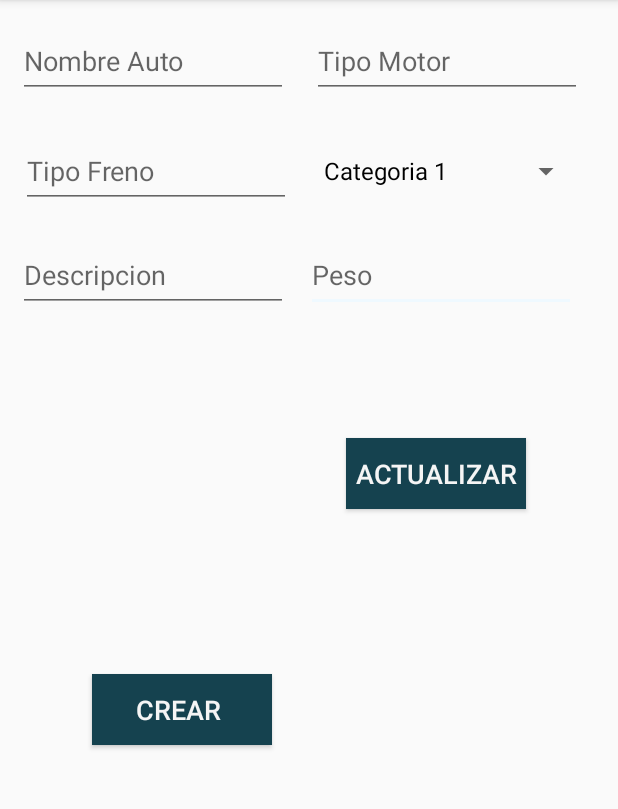
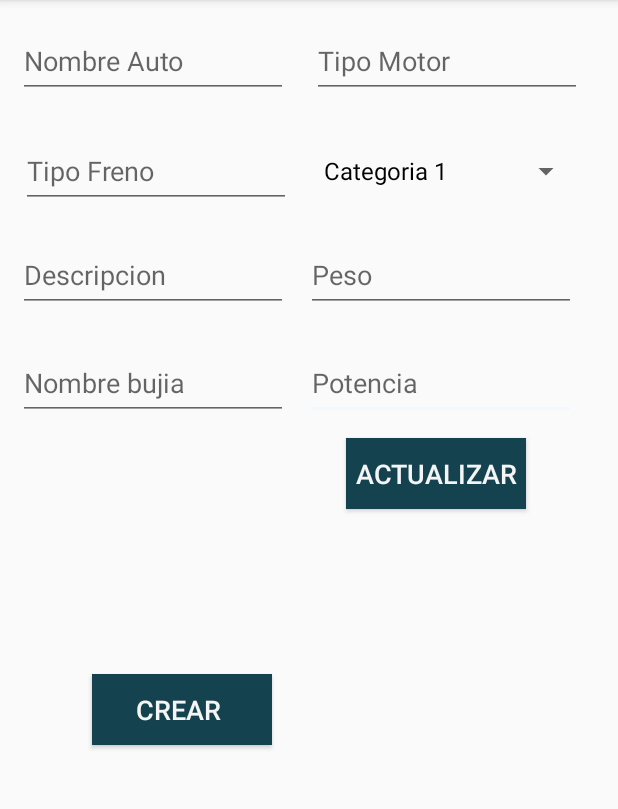
Before and after one commit to cristianpinillostorres/UdeCar, an Android app: the CrearAutos screen opened directly, with no data from a screen before it, after a tap on "CREAR", on a phone screen of 412 x 824 dp, the part 84-893 px from its top. Run offline under Robolectric (Android 15) with nearby library versions, the phone set to English and light mode, and no system bars; our stand-ins replace Firebase (no records; nobody signed in at launch, a user with empty details on screens opened directly).

Commit message:
Esta version me funciona queridos

```diff
--- a/app/src/main/java/com/udecar/CrearAutos.java
+++ b/app/src/main/java/com/udecar/CrearAutos.java
@@ -21,6 +21,7 @@ import com.google.firebase.database.DatabaseReference;
 import com.google.firebase.database.FirebaseDatabase;
 import com.google.firebase.database.ValueEventListener;
 import com.udecar.Datos.Automovil;
+import com.udecar.Datos.Bujia;
 
 import java.util.ArrayList;
 import java.util.List;
@@ -33,7 +34,7 @@ public class CrearAutos<categoria> extends AppCompatActivity implements View.OnC
     private EditText nombreAuto;
     private EditText tipoFreno;
     private EditText tipoMotor;
-    private EditText descripcion, peso;
+    private EditText descripcion, peso, bujia, potencia;
     private Button btnCrear, btnActualizar;
     private Spinner sp_Categoria;
     private ListView autos;
@@ -57,6 +58,8 @@ public class CrearAutos<categoria> extends AppCompatActivity implements View.OnC
         tipoFreno = (EditText) findViewById(R.id.txtTipoFreno);
         tipoMotor = (EditText) findViewById(R.id.txtTipoMotor);
         descripcion = (EditText) findViewById(R.id.txtDescripcion);
+        bujia = (EditText) findViewById(R.id.txtBujia);
+        potencia = (EditText) findViewById(R.id.txtBujia);
         peso = (EditText) findViewById(R.id.txtPeso);
         btnCrear= (Button) findViewById(R.id.btnCrear);
         btnActualizar= (Button) findViewById(R.id.btn_Actualizar);
@@ -133,6 +136,8 @@ public class CrearAutos<categoria> extends AppCompatActivity implements View.OnC
         String motor = tipoMotor.getText().toString();
         String descrip = descripcion.getText().toString();
         String categ = sp_Categoria.toString();
+        String bujiaa = bujia.toString();
+        String potenciaa = potencia.toString();
         String pso = peso.getText().toString();
 
 
@@ -159,6 +164,9 @@ public class CrearAutos<categoria> extends AppCompatActivity implements View.OnC
 
         else {
             Automovil a = new Automovil();
+            Bujia b = new Bujia();
+
+
 
             a.setNombreAutomovil(nombre);
             a.setNombreFrenos(freno);
@@ -166,8 +174,11 @@ public class CrearAutos<categoria> extends AppCompatActivity implements View.OnC
             a.setDescripcion(descrip);
             a.setCategoria(categ);
             //a.setPesoAutomovil(pso);
-
+            b.setTipoBujia(bujiaa);
+           // b.setPotencia(potenciaa);
+//Firebase
             databaseReference.child("Automoviles").child(a.getNombreAutomovil()).setValue(a);
+            databaseReference.child("Bujia").child(a.getNombreAutomovil()).setValue(a);
             Toast.makeText(this, "Agregado", Toast.LENGTH_SHORT).show();
             limpiarCajas();
         }
@@ -204,7 +215,6 @@ public class CrearAutos<categoria> extends AppCompatActivity implements View.OnC
         tipoFreno.setText("");
         tipoMotor.setText("");
         descripcion.setText("");
-
         peso.setText("");
 
 
--- a/app/src/main/res/layout/activity_crear_autos.xml
+++ b/app/src/main/res/layout/activity_crear_autos.xml
@@ -5,6 +5,30 @@
     android:layout_width="match_parent"
     android:layout_height="match_parent"
     tools:context=".CrearAutos">
+
+    <EditText
+        android:id="@+id/txtPotencia"
+        android:layout_width="180dp"
+        android:layout_height="49dp"
+        android:layout_marginStart="204dp"
+        android:layout_marginTop="92dp"
+        android:ems="10"
+        android:hint="Potencia"
+        android:inputType="textPersonName"
+        app:layout_constraintStart_toStartOf="parent"
+        app:layout_constraintTop_toBottomOf="@+id/txtTipoFreno" />
+
+    <EditText
+        android:id="@+id/txtBujia"
+        android:layout_width="180dp"
+        android:layout_height="49dp"
+        android:layout_marginStart="12dp"
+        android:layout_marginTop="92dp"
+        android:ems="10"
+        android:hint="Nombre bujia"
+        android:inputType="textPersonName"
+        app:layout_constraintStart_toStartOf="parent"
+        app:layout_constraintTop_toBottomOf="@+id/txtTipoFreno" />
 
     <EditText
         android:id="@+id/txtPeso"
```
